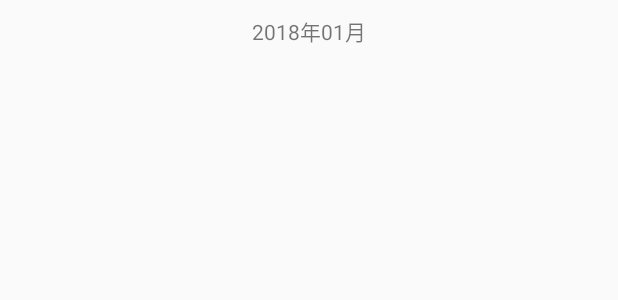
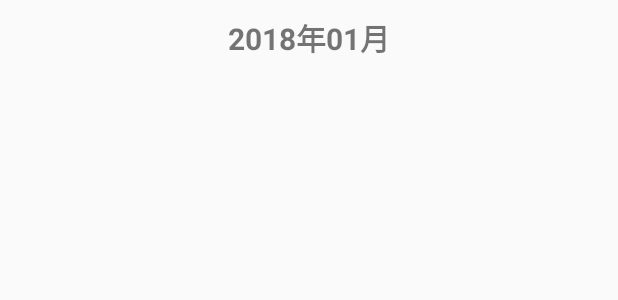
Before and after one commit to zhanzongyuan/MyTA, an Android app: the layout dateitem.xml on its own in the app's theme, with its tools: preview values and no code run, on a phone screen of 412 x 824 dp. Shown: the top 300 px of the screen. Run offline under Robolectric (Android 15) with nearby library versions, the phone set to English and light mode, and no system bars; network calls fail.

Commit message:
assign 1.3.5 assign获取成功

```diff
--- a/app/src/main/java/four/awesome/myta/AssignActivity.java
+++ b/app/src/main/java/four/awesome/myta/AssignActivity.java
@@ -28,7 +28,6 @@ public class AssignActivity extends AppCompatActivity {
         Bundle bundle = this.getIntent().getExtras();
         this.assignment = (Assignment) bundle.getSerializable("assignment");
         setView();
-        //Log.d("assignActivity", assignment.getName());
     }
     private void setView() {
         createImg = (CircleImageView) findViewById(R.id.creator_image);
--- a/app/src/main/java/four/awesome/myta/adapter/RecyclerAdapter.java
+++ b/app/src/main/java/four/awesome/myta/adapter/RecyclerAdapter.java
@@ -28,7 +28,7 @@ public class RecyclerAdapter extends SecondaryListAdapter<RecyclerAdapter.GroupI
     public RecyclerAdapter(Context context) {
         this.context = context;
     }
-    SimpleDateFormat formatter = new SimpleDateFormat("yyyy年MM月dd日HH时mm分");
+    SimpleDateFormat formatter = new SimpleDateFormat("yyyy年MM月");
     public void addData(DataTree<Date, Assignment> dataTree) {
         for (int i = 0; i < dts.size(); i++) {
             if (dts.get(i).getGroupItem().getYear() == dataTree.getGroupItem().getYear() &&
--- a/app/src/main/java/four/awesome/myta/services/APIClient.java
+++ b/app/src/main/java/four/awesome/myta/services/APIClient.java
@@ -81,7 +81,7 @@ public class APIClient {
         Observable<Response<List<Course>>> listCoursesByUserID(@Query("api_key") String apiKey,
                                                                @Query("user_id") int userID);
         @GET("assignments")
-        Observable<Response<Assignment>> getAssignments(@Query("api_key") String apiKey,
+        Observable<Response<List<Assignment>>> getAssignments(@Query("api_key") String apiKey,
                                                         @Query("user_id") int assignmentId);
 
         @GET("users")
@@ -130,7 +130,7 @@ public class APIClient {
                 .subscribe(observer);
     }
 
-    public void subscribeGetAssign(Observer<Response<Assignment>> observer, String apiKey, int userId) {
+    public void subscribeGetAssign(Observer<Response<List<Assignment>>> observer, String apiKey, int userId) {
         service.getAssignments(apiKey, userId)
                 .subscribeOn(Schedulers.newThread())
                 .observeOn(AndroidSchedulers.mainThread())
--- a/app/src/main/res/layout/assignitem.xml
+++ b/app/src/main/res/layout/assignitem.xml
@@ -16,12 +16,12 @@
         />
     <LinearLayout
         android:orientation="horizontal"
-        android:layout_width="match_parent"
+        android:layout_gravity="center_horizontal"
+        android:layout_width="wrap_content"
         android:layout_height="wrap_content">
         <TextView
             android:layout_width="wrap_content"
             android:layout_height="wrap_content"
-            android:layout_marginLeft="10dp"
             android:textSize="17dp"
             android:text="发布时间 : "/>
         <TextView
--- a/app/src/main/res/layout/dateitem.xml
+++ b/app/src/main/res/layout/dateitem.xml
@@ -1,13 +1,17 @@
 <?xml version="1.0" encoding="utf-8"?>
 <LinearLayout xmlns:android="http://schemas.android.com/apk/res/android"
     android:layout_width="match_parent"
-    android:layout_height="wrap_content">
+    android:layout_height="50dp">
 <TextView
+    android:layout_gravity="center_vertical"
     android:layout_width="match_parent"
     android:layout_height="wrap_content"
+    android:textSize="20dp"
+    android:textStyle="bold"
     android:textAlignment="center"
     android:layout_marginTop="10dp"
     android:layout_marginBottom="10dp"
     android:id="@+id/dateOfAssign"
-    android:text="2018年01月"/>
+    android:text="2018年01月"
+    />
 </LinearLayout>
```
Also changed, not shown: app/src/main/java/four/awesome/myta/MainActivity.java (+29 -6 lines), app/src/main/java/four/awesome/myta/fragments/AssignmentFragment.java (+1 -12 lines), app/src/main/java/four/awesome/myta/fragments/AssignmentListFragment.java (+8 -0 lines).
